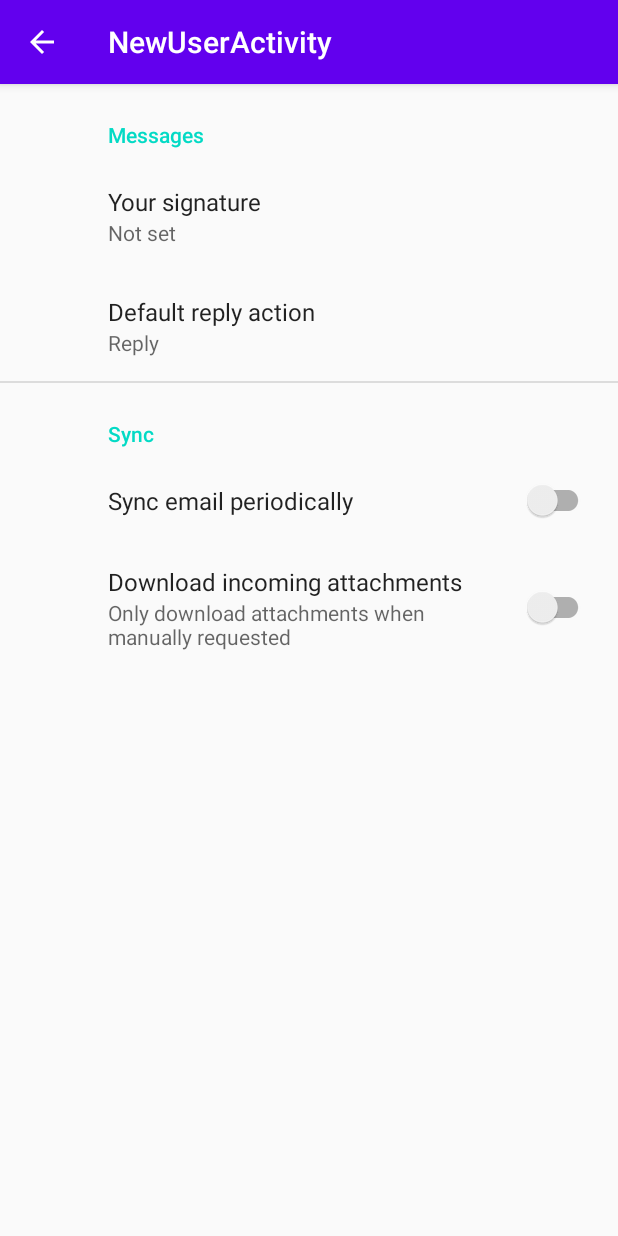
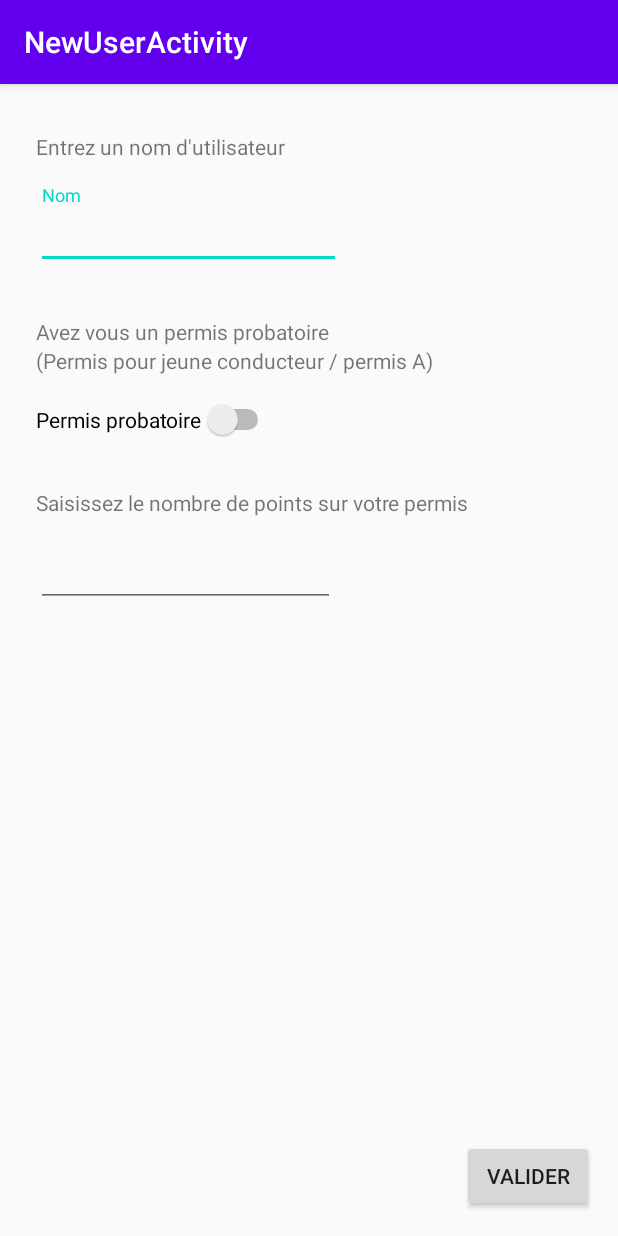
Before and after one commit to pierre61250/AppDEN, an Android app: the screen it shows after launch (NewUserActivity), after a tap on "NOUVEAU CONDUCTEUR", on a phone screen of 412 x 824 dp. Run offline under Robolectric (Android 15) with nearby library versions, the phone set to English and light mode, and no system bars.

Commit message:
user commit

```diff
--- a/app/build.gradle
+++ b/app/build.gradle
@@ -27,6 +27,7 @@ dependencies {
     implementation 'androidx.appcompat:appcompat:1.1.0'
     implementation 'androidx.constraintlayout:constraintlayout:1.1.3'
     implementation 'androidx.preference:preference:1.1.1'
+    implementation 'com.google.android.material:material:1.2.1'
     testImplementation 'junit:junit:4.12'
     androidTestImplementation 'androidx.test.ext:junit:1.1.1'
     androidTestImplementation 'androidx.test.espresso:espresso-core:3.2.0'
--- a/app/src/main/java/com/example/appden3/ChoiceUserActivity.java
+++ b/app/src/main/java/com/example/appden3/ChoiceUserActivity.java
@@ -2,18 +2,32 @@ package com.example.appden3;
 
 import android.content.Intent;
 import android.os.Bundle;
+import android.util.Log;
 import android.view.View;
 import android.widget.Button;
+import android.widget.Toast;
 
 import androidx.appcompat.app.AppCompatActivity;
 
+import java.util.ArrayList;
+
 public class ChoiceUserActivity extends AppCompatActivity {
     private Button newUserButton;
+    private Button validerButton;
+
+    private static ArrayList<ProfilUser> utilisateurs;
+
+    private ProfilUser utilisateurSelectionner;
 
     @Override
     protected void onCreate(Bundle savedInstanceState) {
         super.onCreate(savedInstanceState);
         setContentView(R.layout.activity_choice_user);
+
+        if (utilisateurs == null)
+            utilisateurs = new ArrayList<>();
+
+        utilisateurSelectionner = null;
 
         newUserButton = (Button) findViewById(R.id.new_user_button);
         newUserButton.setOnClickListener(new View.OnClickListener() {
@@ -22,9 +36,29 @@ public class ChoiceUserActivity extends AppCompatActivity {
                 openNewUserActivity();
             }
         });
+
+        validerButton = (Button) findViewById(R.id.buttonValider);
+        validerButton.setOnClickListener(new View.OnClickListener() {
+            @Override
+            public void onClick(View v) {
+                validerLeChoixDuser();
+            }
+        });
     }
 
     private void openNewUserActivity() {
-        this.startActivity(new Intent(this, NewUserActivity.class));
+        Intent intent = new Intent(this, NewUserActivity.class);
+        this.startActivity(intent);
     }
+
+    private void validerLeChoixDuser() {
+            if (utilisateurSelectionner != null) {
+            } else
+                Toast.makeText(this, R.string.error_user_not_selected, Toast.LENGTH_SHORT).show();
+    }
+
+    public static void ajoutUtilisateur(ProfilUser new_user) {
+        utilisateurs.add(new_user);
+    }
+
 }
--- a/app/src/main/java/com/example/appden3/NewUserActivity.java
+++ b/app/src/main/java/com/example/appden3/NewUserActivity.java
@@ -1,34 +1,92 @@
 package com.example.appden3;
 
 import android.os.Bundle;
+import android.util.Log;
+import android.view.View;
+import android.widget.Button;
+import android.widget.EditText;
+import android.widget.Switch;
 
-import androidx.appcompat.app.ActionBar;
 import androidx.appcompat.app.AppCompatActivity;
-import androidx.preference.PreferenceFragmentCompat;
+
+import com.google.android.material.textfield.TextInputEditText;
 
 public class NewUserActivity extends AppCompatActivity {
+    private TextInputEditText nomUser;
+    private Switch probatoireUser;
+    private EditText pointPermisUser;
+    private Button saveParam;
 
     @Override
     protected void onCreate(Bundle savedInstanceState) {
         super.onCreate(savedInstanceState);
-        setContentView(R.layout.settings_activity);
-        if (savedInstanceState == null) {
-            getSupportFragmentManager()
-                    .beginTransaction()
-                    .replace(R.id.settings, new SettingsFragment())
-                    .commit();
-        }
+        setContentView(R.layout.newuser_activity);
 
-        ActionBar actionBar = getSupportActionBar();
-        if (actionBar != null) {
-            actionBar.setDisplayHomeAsUpEnabled(true);
+        saveParam = (Button) findViewById(R.id.button_save);
+        saveParam.setOnClickListener(new View.OnClickListener() {
+            @Override
+            public void onClick(View v) {
+                saveParameters();
+            }
+        });
+
+        nomUser = (TextInputEditText) findViewById(R.id.container_nom_user);
+
+        probatoireUser = (Switch) findViewById(R.id.probatoire);
+
+        pointPermisUser = (EditText) findViewById(R.id.pointSurPermis);
+    }
+
+    private void saveParameters() {
+        // initialisation
+        String nom = "";
+        boolean probatoire = false;
+        int nombre_point = 0;
+
+        // cet variable verifie si il n'y a pas d'erreur
+        boolean argumentsValid = true;
+        String error_valeur_non_saisie = getResources().getString(R.string.error_input_null);
+
+
+        // attribution des valeurs
+        if (nomUser != null && !nomUser.getText().toString().equals(""))
+            nom = nomUser.getText().toString();
+        else
+            nomUser.setError(error_valeur_non_saisie);
+
+        probatoire = probatoireUser.isChecked();
+
+        String pointText = pointPermisUser.getText().toString().trim();
+        if (pointPermisUser != null && !pointText.trim().equals(""))
+            nombre_point = Integer.parseInt(pointText);
+        else
+            pointPermisUser.setError(error_valeur_non_saisie);
+
+        // on verifie qu'il n'y a pas d'erreur
+        argumentsValid = (nomUser != null && pointPermisUser != null && !pointText.equals(""));
+        // on verifie qu'il n'y a pas d'erreur dans la saisie des valeurs par l'utilisateur
+        argumentsValid = argumentsValid && gestionErreur(nom, nombre_point, error_valeur_non_saisie);
+
+
+        // si il n'y a pas d'erreur
+        if (argumentsValid) {
+            Log.i("resultat", nom + ", proba: " + ((probatoire) ? "oui" : "non") + ", points: " + String.valueOf(nombre_point));
+            ProfilUser new_user = new ProfilUser(nom, probatoire, nombre_point);
+            // on ajoute un nouvel utilisateur
+            ChoiceUserActivity.ajoutUtilisateur(new_user);
         }
     }
 
-    public static class SettingsFragment extends PreferenceFragmentCompat {
-        @Override
-        public void onCreatePreferences(Bundle savedInstanceState, String rootKey) {
-            setPreferencesFromResource(R.xml.root_preferences, rootKey);
+    private boolean gestionErreur(String nom, int nombre_point, String error_valeur_non_saisie) {
+
+
+        // si il n'y a pas un nombre normal de points sur le permis
+        if (nombre_point < 0 || nombre_point > 12) {
+            pointPermisUser.setError(getResources().getString(R.string.error_point_user));
+            return false;
         }
+
+        return true;
     }
+
 }
--- a/app/src/main/java/com/example/appden3/ProfilUser.java
+++ b/app/src/main/java/com/example/appden3/ProfilUser.java
@@ -1,28 +1,26 @@
 package com.example.appden3;
 
 public class ProfilUser {
+    private String nomUser;
+    private boolean probatoire;
     private int nb_points;
-    private boolean probatoire;
 
-    public ProfilUser(int nb_points, boolean probatoire) {
+    public ProfilUser(String nomUser, boolean probatoire, int nb_points) {
+        this.nomUser = nomUser;
+        this.probatoire = probatoire;
         this.nb_points = nb_points;
-        this.probatoire = probatoire;
+    }
+
+    public String getNomUser() {
+        return nomUser;
+    }
+
+    public boolean isProbatoire() {
+        return probatoire;
     }
 
     public int getNb_points() {
         return nb_points;
     }
 
-    public void setNb_points(int nb_points) {
-        this.nb_points = nb_points;
-    }
-
-    public boolean isProbatoire() {
-        return probatoire;
-    }
-
-    public void setProbatoire(boolean probatoire) {
-        this.probatoire = probatoire;
-    }
-
 }
--- a/app/src/main/res/layout/activity_choice_user.xml
+++ b/app/src/main/res/layout/activity_choice_user.xml
@@ -25,4 +25,14 @@
         app:layout_constraintEnd_toEndOf="parent"
         app:layout_constraintStart_toStartOf="parent"
         app:layout_constraintTop_toBottomOf="@+id/textView" />
+
+    <Button
+        android:id="@+id/buttonValider"
+        android:layout_width="wrap_content"
+        android:layout_height="wrap_content"
+        android:layout_marginEnd="16dp"
+        android:layout_marginBottom="16dp"
+        android:text="@string/button_validation"
+        app:layout_constraintBottom_toBottomOf="parent"
+        app:layout_constraintEnd_toEndOf="parent" />
 </androidx.constraintlayout.widget.ConstraintLayout>
--- /dev/null
+++ b/app/src/main/res/layout/newuser_activity.xml
@@ -0,0 +1,95 @@
+<?xml version="1.0" encoding="utf-8"?>
+<androidx.constraintlayout.widget.ConstraintLayout
+    xmlns:android="http://schemas.android.com/apk/res/android"
+    xmlns:app="http://schemas.android.com/apk/res-auto"
+    xmlns:tools="http://schemas.android.com/tools"
+    android:layout_width="match_parent"
+    android:layout_height="match_parent">
+
+    <TextView
+        android:id="@+id/textView2"
+        android:layout_width="wrap_content"
+        android:layout_height="wrap_content"
+        android:layout_marginStart="24dp"
+        android:layout_marginTop="32dp"
+        android:text="@string/nom_user"
+        app:layout_constraintStart_toStartOf="parent"
+        app:layout_constraintTop_toTopOf="parent" />
+
+    <com.google.android.material.textfield.TextInputLayout
+        android:id="@+id/textInputLayout"
+        android:layout_width="wrap_content"
+        android:layout_height="wrap_content"
+        android:layout_marginStart="24dp"
+        android:layout_marginTop="16dp"
+        app:layout_constraintStart_toStartOf="parent"
+        app:layout_constraintTop_toBottomOf="@+id/textView2">
+
+        <com.google.android.material.textfield.TextInputEditText
+            android:id="@+id/container_nom_user"
+            android:layout_width="203dp"
+            android:layout_height="wrap_content"
+            android:hint="@string/nom" />
+    </com.google.android.material.textfield.TextInputLayout>
+
+    <TextView
+        android:id="@+id/textView3"
+        android:layout_width="wrap_content"
+        android:layout_height="wrap_content"
+        android:layout_marginStart="24dp"
+        android:layout_marginTop="32dp"
+        android:text="@string/permis_proba"
+        app:layout_constraintStart_toStartOf="parent"
+        app:layout_constraintTop_toBottomOf="@+id/textInputLayout" />
+
+    <TextView
+        android:id="@+id/textView4"
+        android:layout_width="wrap_content"
+        android:layout_height="wrap_content"
+        android:layout_marginStart="24dp"
+        android:text="@string/permis_proba_info"
+        app:layout_constraintStart_toStartOf="parent"
+        app:layout_constraintTop_toBottomOf="@+id/textView3" />
+
+    <Switch
+        android:id="@+id/probatoire"
+        android:layout_width="wrap_content"
+        android:layout_height="wrap_content"
+        android:layout_marginStart="24dp"
+        android:layout_marginTop="16dp"
+        android:text="@string/probatoire"
+        app:layout_constraintStart_toStartOf="parent"
+        app:layout_constraintTop_toBottomOf="@+id/textView4" />
+
+    <TextView
+        android:id="@+id/textView5"
+        android:layout_width="wrap_content"
+        android:layout_height="wrap_content"
+        android:layout_marginStart="24dp"
+        android:layout_marginTop="32dp"
+        android:text="@string/points_user"
+        app:layout_constraintStart_toStartOf="parent"
+        app:layout_constraintTop_toBottomOf="@+id/probatoire" />
+
+    <EditText
+        android:id="@+id/pointSurPermis"
+        android:layout_width="199dp"
+        android:layout_height="44dp"
+        android:layout_marginStart="24dp"
+        android:layout_marginTop="16dp"
+        android:ems="10"
+        android:inputType="number"
+        app:layout_constraintStart_toStartOf="parent"
+        app:layout_constraintTop_toBottomOf="@+id/textView5" />
+
+    <Button
+        android:id="@+id/button_save"
+        android:layout_width="wrap_content"
+        android:layout_height="wrap_content"
+        android:layout_marginEnd="16dp"
+        android:layout_marginBottom="16dp"
+        android:text="@string/button_validation"
+        app:layout_constraintBottom_toBottomOf="parent"
+        app:layout_constraintEnd_toEndOf="parent" />
+
+</androidx.constraintlayout.widget.ConstraintLayout>
--- a/app/src/main/res/layout/settings_activity.xml
+++ /dev/null
@@ -1,9 +0,0 @@
-<LinearLayout xmlns:android="http://schemas.android.com/apk/res/android"
-    android:layout_width="match_parent"
-    android:layout_height="match_parent">
-
-    <FrameLayout
-        android:id="@+id/settings"
-        android:layout_width="match_parent"
-        android:layout_height="match_parent" />
-</LinearLayout>
--- a/app/src/main/res/values/strings.xml
+++ b/app/src/main/res/values/strings.xml
@@ -3,20 +3,24 @@
 
     <string name="choice_user">Veuillez sélectionner votre profil conducteur</string>
     <string name="new_usager">Nouveau conducteur</string>
+
+    <string name="error_user_not_selected">Veuillez choisir un profil conducteur</string>
+
+
+    <!-- New user -->
+    <string name="nom_user">Entrez un nom d\'utilisateur</string>
+    <string name="nom">Nom</string>
+
+    <string name="permis_proba">Avez vous un permis probatoire</string>
+    <string name="permis_proba_info">(Permis pour jeune conducteur / permis A)</string>
+    <string name="probatoire">Permis probatoire</string>
+
+    <string name="points_user">Saisissez le nombre de points sur votre permis</string>
+    <string name="error_point_user">Points entre 0 et 12</string>
+
+    <string name="error_input_null">Information manquante</string>
+
+    <string name="button_validation">Valider</string>
     <string name="title_activity_new_user">NewUserActivity</string>
 
-    <!-- Preference Titles -->
-    <string name="messages_header">Messages</string>
-    <string name="sync_header">Sync</string>
-
-    <!-- Messages Preferences -->
-    <string name="signature_title">Your signature</string>
-    <string name="reply_title">Default reply action</string>
-
-    <!-- Sync Preferences -->
-    <string name="sync_title">Sync email periodically</string>
-    <string name="attachment_title">Download incoming attachments</string>
-    <string name="attachment_summary_on">Automatically download attachments for incoming emails
-    </string>
-    <string name="attachment_summary_off">Only download attachments when manually requested</string>
 </resources>
--- a/app/src/main/res/xml/root_preferences.xml
+++ /dev/null
@@ -1,35 +0,0 @@
-<PreferenceScreen xmlns:app="http://schemas.android.com/apk/res-auto">
-
-    <PreferenceCategory app:title="@string/messages_header">
-
-        <EditTextPreference
-            app:key="signature"
-            app:title="@string/signature_title"
-            app:useSimpleSummaryProvider="true" />
-
-        <ListPreference
-            app:defaultValue="reply"
-            app:entries="@array/reply_entries"
-            app:entryValues="@array/reply_values"
-            app:key="reply"
-            app:title="@string/reply_title"
-            app:useSimpleSummaryProvider="true" />
-
-    </PreferenceCategory>
-
-    <PreferenceCategory app:title="@string/sync_header">
-
-        <SwitchPreferenceCompat
-            app:key="sync"
-            app:title="@string/sync_title" />
-
-        <SwitchPreferenceCompat
-            app:dependency="sync"
-            app:key="attachment"
-            app:summaryOff="@string/attachment_summary_off"
-            app:summaryOn="@string/attachment_summary_on"
-            app:title="@string/attachment_title" />
-
-    </PreferenceCategory>
-
-</PreferenceScreen>
--- a/build.gradle
+++ b/build.gradle
@@ -5,7 +5,7 @@ buildscript {
         jcenter()
     }
     dependencies {
-        classpath "com.android.tools.build:gradle:4.0.1"
+        classpath 'com.android.tools.build:gradle:4.1.0'
 
         // NOTE: Do not place your application dependencies here; they belong
         // in the individual module build.gradle files
```
Also changed, not shown: gradle/wrapper/gradle-wrapper.properties.
